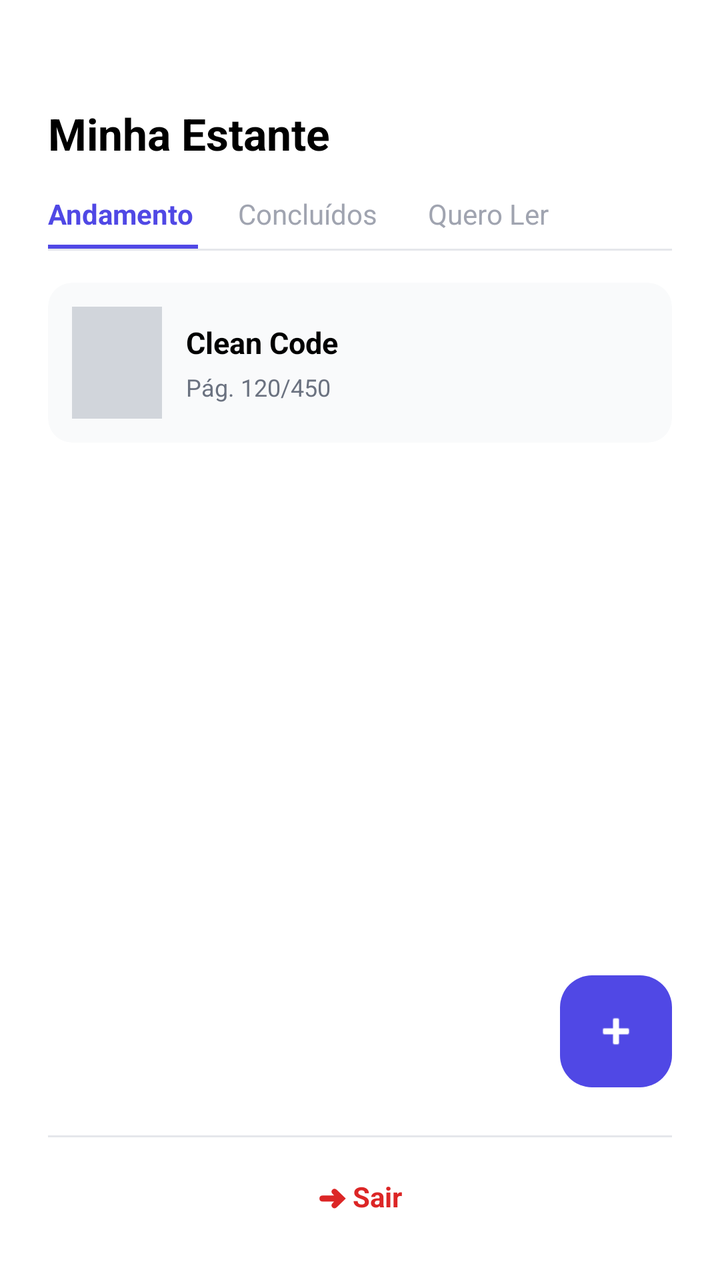
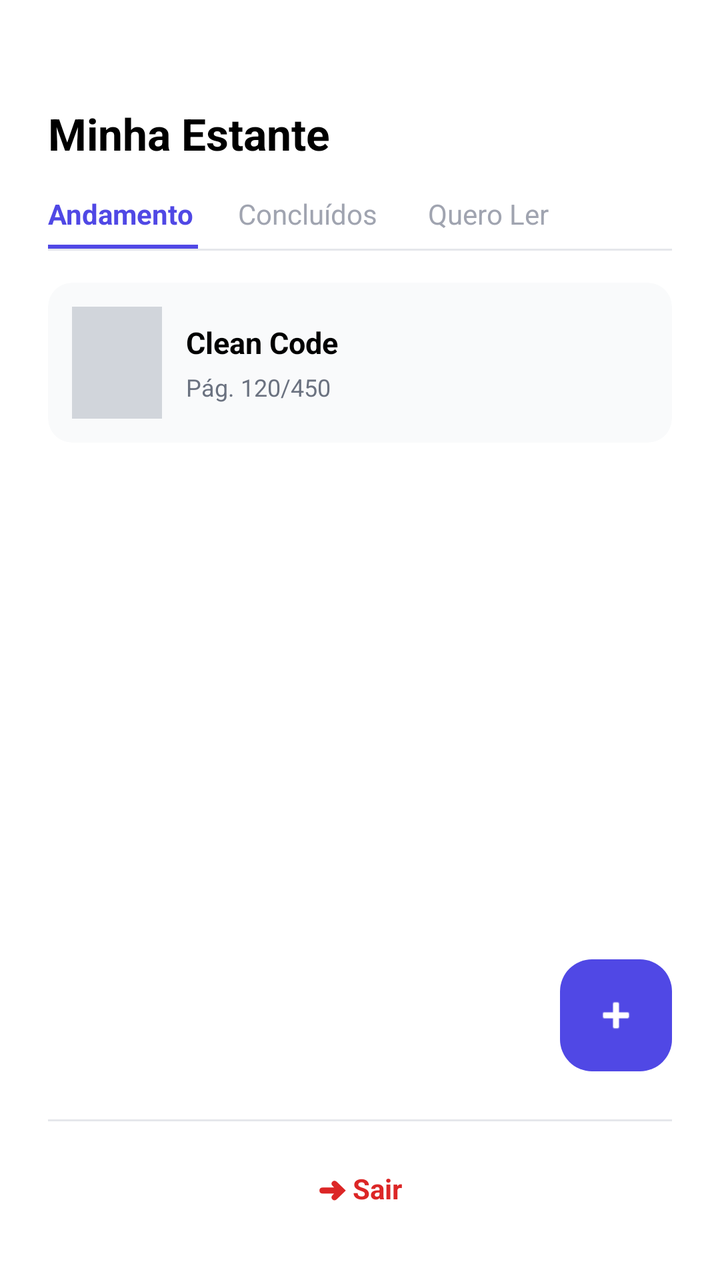

Compare the two renders of this Android layout. The source of the first and the diff that turns it into the second are given below.
<!-- AndroidManifest.xml: application theme Theme.Bibliotecando -->
<!-- res/layout/activity_minha_estante.xml -->
<?xml version="1.0" encoding="utf-8"?>
<RelativeLayout xmlns:android="http://schemas.android.com/apk/res/android"
    xmlns:app="http://schemas.android.com/apk/res-auto"
    android:id="@+id/main"
    android:layout_width="match_parent"
    android:layout_height="match_parent"
    android:background="@android:color/white"
    android:paddingLeft="24dp"
    android:paddingRight="24dp"
    android:paddingTop="32dp"
    android:paddingBottom="24dp">

    
    <LinearLayout
        android:id="@+id/layoutTop"
        android:layout_width="match_parent"
        android:layout_height="wrap_content"
        android:orientation="vertical">

        
        <TextView
            android:layout_width="wrap_content"
            android:layout_height="wrap_content"
            android:layout_marginTop="20dp"
            android:layout_marginBottom="16dp"
            android:text="@string/Titulo_MinhaEstante"
            android:textColor="@android:color/black"
            android:textSize="22sp"
            android:textStyle="bold" />

        
        <LinearLayout
            android:layout_width="match_parent"
            android:layout_height="wrap_content"
            android:orientation="horizontal">

            
            <LinearLayout
                android:id="@+id/tabAndamento"
                android:layout_width="wrap_content"
                android:layout_height="wrap_content"
                android:orientation="vertical"
                android:layout_marginRight="20dp"
                android:clickable="true"
                android:focusable="true">

                <TextView
                    android:id="@+id/txtAndamento"
                    android:layout_width="wrap_content"
                    android:layout_height="wrap_content"
                    android:paddingBottom="6dp"
                    android:text="@string/Tab_Andamento"
                    android:textColor="#5048E5"
                    android:textSize="14sp"
                    android:textStyle="bold" />

                
                <View
                    android:id="@+id/lineAndamento"
                    android:layout_width="75dp"
                    android:layout_height="2dp"
                    android:background="#5048E5" />
            </LinearLayout>

            
            <LinearLayout
                android:id="@+id/tabConcluidos"
                android:layout_width="wrap_content"
                android:layout_height="wrap_content"
                android:orientation="vertical"
                android:layout_marginRight="20dp"
                android:layout_gravity="center_vertical"
                android:clickable="true"
                android:focusable="true">

                <TextView
                    android:id="@+id/txtConcluidos"
                    android:layout_width="wrap_content"
                    android:layout_height="wrap_content"
                    android:paddingBottom="6dp"
                    android:text="@string/Tab_Concluídos"
                    android:textColor="#A0A4B0"
                    android:textSize="14sp"
                    android:textStyle="normal" />

                
                <View
                    android:id="@+id/lineConcluidos"
                    android:layout_width="75dp"
                    android:layout_height="2dp"
                    android:background="@android:color/transparent" />
            </LinearLayout>

            
            <LinearLayout
                android:id="@+id/tabQueroLer"
                android:layout_width="wrap_content"
                android:layout_height="wrap_content"
                android:orientation="vertical"
                android:layout_gravity="center_vertical"
                android:clickable="true"
                android:focusable="true">

                <TextView
                    android:id="@+id/txtQueroLer"
                    android:layout_width="wrap_content"
                    android:layout_height="wrap_content"
                    android:paddingBottom="6dp"
                    android:text="@string/Tab_QueroLer"
                    android:textColor="#A0A4B0"
                    android:textSize="14sp"
                    android:textStyle="normal" />

                
                <View
                    android:id="@+id/lineQueroLer"
                    android:layout_width="75dp"
                    android:layout_height="2dp"
                    android:background="@android:color/transparent" />
            </LinearLayout>
        </LinearLayout>

        
        <View
            android:layout_width="match_parent"
            android:layout_height="1dp"
            android:background="#E5E7EB"
            android:layout_marginTop="0dp"
            android:layout_marginBottom="16dp" />
    </LinearLayout>

    
    <androidx.cardview.widget.CardView
        android:id="@+id/cardBook"
        android:layout_width="match_parent"
        android:layout_height="80dp"
        android:layout_below="@id/layoutTop"
        app:cardCornerRadius="12dp"
        app:cardElevation="0dp"
        app:cardBackgroundColor="#F9FAFB"
        app:strokeWidth="1dp"
        app:strokeColor="#E5E7EB">

        <LinearLayout
            android:layout_width="match_parent"
            android:layout_height="match_parent"
            android:orientation="horizontal"
            android:gravity="center_vertical"
            android:padding="12dp">

            
            <View
                android:layout_width="45dp"
                android:layout_height="56dp"
                android:background="#D1D5DB" />

            
            <LinearLayout
                android:layout_width="match_parent"
                android:layout_height="wrap_content"
                android:orientation="vertical"
                android:layout_marginLeft="12dp">

                <TextView
                    android:layout_width="wrap_content"
                    android:layout_height="wrap_content"
                    android:text="Clean Code"
                    android:textSize="15sp"
                    android:textStyle="bold"
                    android:textColor="@android:color/black"
                    android:layout_marginBottom="4dp" />

                <TextView
                    android:layout_width="wrap_content"
                    android:layout_height="wrap_content"
                    android:text="Pág. 120/450"
                    android:textSize="12sp"
                    android:textColor="#6B7280" />
            </LinearLayout>
        </LinearLayout>
    </androidx.cardview.widget.CardView>

    
    <View
        android:id="@+id/dividerFooter"
        android:layout_width="match_parent"
        android:layout_height="1dp"
        android:background="#E5E7EB"
        android:layout_above="@id/layoutLogout"
        android:layout_marginTop="12dp"
        android:layout_marginBottom="12dp" />

    
    <com.google.android.material.floatingactionbutton.FloatingActionButton
        android:id="@+id/fabAdd"
        android:layout_width="56dp"
        android:layout_height="56dp"
        android:layout_above="@id/dividerFooter"
        android:layout_alignParentRight="true"
        android:layout_marginBottom="12dp"
        android:src="@android:drawable/ic_input_add"
        app:backgroundTint="#5048E5"
        app:tint="@android:color/white"
        app:elevation="0dp"
        app:pressedTranslationZ="0dp"
        app:useCompatPadding="false" />

    
    <LinearLayout
        android:id="@+id/layoutLogout"
        android:layout_width="wrap_content"
        android:layout_height="wrap_content"
        android:layout_alignParentBottom="true"
        android:layout_centerHorizontal="true"
        android:orientation="horizontal"
        android:gravity="center_vertical"
        android:padding="8dp">

        <TextView
            android:layout_width="wrap_content"
            android:layout_height="wrap_content"
            android:text="@string/Btn_Sair"
            android:textColor="#DC2626"
            android:textSize="14sp"
            android:textStyle="bold" />
    </LinearLayout>

</RelativeLayout>
<!-- resources referenced by this layout -->
<resources>
  <string name="Btn_Sair">➜ Sair</string>
  <string name="Tab_Andamento">Andamento</string>
  <string name="Tab_QueroLer">Quero Ler</string>
  <string name="Titulo_MinhaEstante">Minha Estante</string>
  <style name="Theme.Bibliotecando" parent="Base.Theme.Bibliotecando" />
  <style name="Base.Theme.Bibliotecando" parent="Theme.Material3.DayNight.NoActionBar">
          
          
      </style>
</resources>

<!-- the commit's change to res/layout/activity_minha_estante.xml (unified diff, before → after) -->
@@ -214,7 +214,7 @@
         android:layout_centerHorizontal="true"
         android:orientation="horizontal"
         android:gravity="center_vertical"
-        android:padding="8dp">
+        android:padding="12dp">
 
         <TextView
             android:layout_width="wrap_content"
